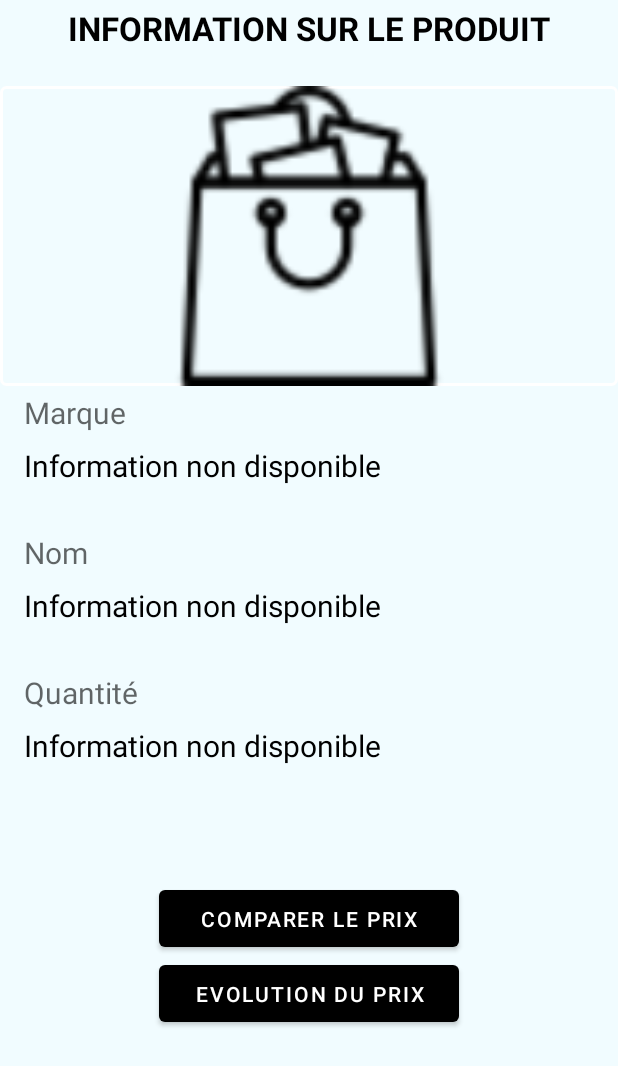
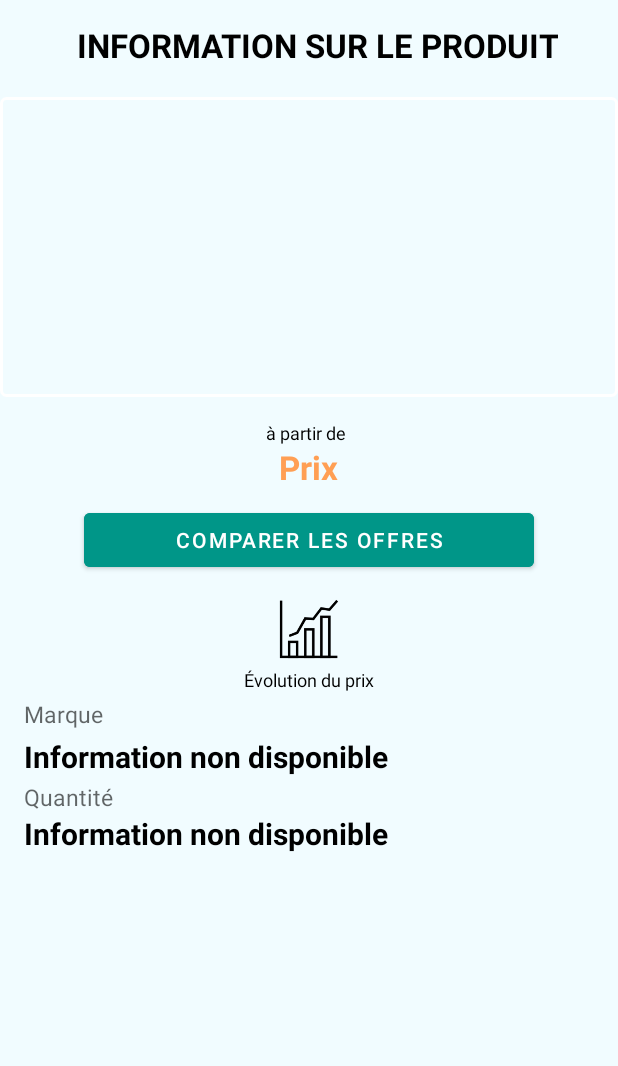
Before and after one commit to bzalugas/2021-l3ak1, an Android app: the ProduitInfoActivity screen opened directly, with no data from a screen before it, on a phone screen of 412 x 824 dp. Shown: the top 1066 px of the screen. Run offline under Robolectric (Android 15) with nearby library versions, the phone set to English and light mode, and no system bars; our stand-ins replace Picasso; libraries missing offline, so code that uses them is left out: com.journeyapps.barcodescanner; pictures from the network do not load; 1 statement that could not run was skipped.

Commit message:
merge desigin into majComparison

```diff
--- a/branches/majComparison/app/src/main/res/layout/activity_main.xml
+++ b/branches/majComparison/app/src/main/res/layout/activity_main.xml
@@ -1,5 +1,4 @@
 <?xml version="1.0" encoding="utf-8"?>
-
 <RelativeLayout xmlns:android="http://schemas.android.com/apk/res/android"
     xmlns:app="http://schemas.android.com/apk/res-auto"
     xmlns:tools="http://schemas.android.com/tools"
@@ -56,13 +55,11 @@
 
     <Button
         android:id="@+id/main_button_clear"
-        android:layout_width="wrap_content"
+        android:layout_width="140dp"
         android:layout_height="wrap_content"
         android:layout_alignParentStart="true"
-        android:layout_alignParentTop="true"
-        android:layout_marginStart="265dp"
-        android:layout_marginTop="8dp"
-        android:layout_marginEnd="25dp"
-        android:text="Effacer le cache" />
+        android:layout_alignStart="@id/main_button_scan"
+        android:layout_alignParentBottom="true"
+        android:text="Effacer l'historique" />
 
 </RelativeLayout>
--- a/branches/majComparison/app/src/main/res/layout/activity_produit_info.xml
+++ b/branches/majComparison/app/src/main/res/layout/activity_produit_info.xml
@@ -1,7 +1,6 @@
 <?xml version="1.0" encoding="utf-8"?>
 <LinearLayout
     xmlns:android="http://schemas.android.com/apk/res/android"
-    xmlns:app="http://schemas.android.com/apk/res-auto"
     xmlns:tools="http://schemas.android.com/tools"
     android:layout_width="match_parent"
     android:layout_height="match_parent"
@@ -10,38 +9,74 @@
     tools:context=".controller.ProduitInfoActivity"
     android:orientation="vertical">
 
-<!--    <EditText-->
-<!--        android:id="@+id/scan_edittext_image_path"-->
-<!--        android:layout_width="match_parent"-->
-<!--        android:layout_height="wrap_content"-->
-<!--        android:layout_marginStart="16dp"-->
-<!--        android:layout_marginEnd="16dp"-->
-<!--        android:layout_marginVertical="4dp"-->
-<!--        android:layout_gravity="center"-->
-<!--        android:hint="URL image du produit" />-->
-
-
     <TextView
-        android:id="@+id/scan_text_title"
+        android:id="@+id/scan_text_nom"
         android:layout_width="wrap_content"
         android:layout_height="wrap_content"
-        android:layout_marginTop="10dp"
-        android:layout_marginVertical="4dp"
+        android:layout_marginTop="15dp"
+        android:layout_marginStart="5dp"
         android:layout_gravity="center"
         android:textSize="22sp"
+        android:textAlignment="center"
         android:textColor="@color/black"
         android:text="INFORMATION SUR LE PRODUIT"
         android:textStyle="bold" />
 
     <ImageView
         android:id="@+id/scan_imageview"
+        android:layout_marginTop="20dp"
         android:layout_width="match_parent"
         android:layout_height="200dp"
-        android:layout_centerInParent="true"
-        android:layout_marginTop="20dp"
         android:adjustViewBounds="true"
-        android:background="@drawable/border"
-        app:srcCompat="@drawable/img_pannier" />
+        android:background="@drawable/border" />
+
+    <TextView
+        android:id="@+id/scan_textview_apartirde"
+        android:layout_width="wrap_content"
+        android:layout_height="wrap_content"
+        android:layout_marginTop="15dp"
+        android:layout_gravity="center"
+        android:textSize="12sp"
+        android:textColor="@color/black"
+        android:text="à partir de " />
+
+    <TextView
+        android:id="@+id/scan_text_prix"
+        android:layout_width="wrap_content"
+        android:layout_height="wrap_content"
+        android:layout_gravity="center"
+        android:textSize="22sp"
+        android:textColor="@color/orange"
+        android:text="Prix"
+        android:textStyle="bold" />
+
+    <Button
+        android:id="@+id/scan_button_comparaison_prix"
+        android:layout_width="300dp"
+        android:layout_height="wrap_content"
+        android:layout_marginTop="10dp"
+        android:layout_gravity="center_horizontal"
+        android:backgroundTint="@color/blue"
+        android:textColor="@color/white"
+        android:text="Comparer les offres" />
+
+    <Button
+        android:id="@+id/scan_button_evolution_prix"
+        android:layout_width="40dp"
+        android:layout_height="40dp"
+        android:layout_marginTop="15dp"
+        android:layout_gravity="center_horizontal"
+        android:background="@drawable/img_evolution" />
+
+    <TextView
+        android:id="@+id/scan_textview_evolutionprix"
+        android:layout_width="wrap_content"
+        android:layout_height="wrap_content"
+        android:layout_gravity="center"
+        android:textSize="12sp"
+        android:layout_marginTop="5dp"
+        android:textColor="@color/black"
+        android:text="Évolution du prix" />
 
     <TextView
         android:layout_width="wrap_content"
@@ -49,19 +84,19 @@
         android:layout_marginStart="16dp"
         android:layout_marginEnd="16dp"
         android:layout_marginVertical="4dp"
-        android:textSize="20sp"
+        android:textSize="15sp"
         android:textAlignment="textStart"
         android:hint="Marque "/>
 
     <TextView
         android:id="@+id/scan_text_marque"
         android:layout_width="match_parent"
-        android:layout_height="50dp"
+        android:layout_height="30dp"
         android:layout_marginStart="16dp"
         android:layout_marginEnd="16dp"
-        android:layout_marginVertical="4dp"
         android:layout_gravity="center"
         android:textSize="20sp"
+        android:textStyle="bold"
         android:textColor="@color/black"
         android:text="Information non disponible" />
 
@@ -70,56 +105,22 @@
             android:layout_height="wrap_content"
             android:layout_marginStart="16dp"
             android:layout_marginEnd="16dp"
-        android:layout_marginVertical="4dp"
-        android:textSize="20sp"
-        android:hint="Nom "/>
-
-    <TextView
-        android:id="@+id/scan_text_nom"
-        android:layout_width="match_parent"
-        android:layout_height="50dp"
-        android:layout_marginStart="16dp"
-        android:layout_marginEnd="16dp"
-        android:layout_marginVertical="4dp"
-        android:textSize="20sp"
-        android:layout_gravity="center"
-        android:textColor="@color/black"
-        android:text="Information non disponible" />
-
-    <TextView
-        android:layout_width="wrap_content"
-        android:layout_height="wrap_content"
-        android:layout_marginVertical="4dp"
-        android:layout_marginStart="16dp"
-        android:layout_marginEnd="16dp"
-        android:hint="Quantité"
+            android:textSize="15sp"
             android:textAlignment="textStart"
-        android:textSize="20sp" />
+            android:hint="Quantité"/>
 
         <TextView
             android:id="@+id/scan_text_quantite"
             android:layout_width="match_parent"
             android:layout_height="100dp"
+            android:layout_gravity="center"
             android:layout_marginStart="16dp"
             android:layout_marginEnd="16dp"
-        android:layout_marginVertical="4dp"
-        android:textSize="20sp"
             android:text="Information non disponible"
-        android:layout_gravity="center"
-        android:textColor="@color/black" />
+            android:textColor="@color/black"
+            android:textStyle="bold"
+            android:textSize="20sp" />
 
-    <Button
-        android:id="@+id/scan_button_comparaison_prix"
-        android:layout_width="200dp"
-        android:layout_height="50dp"
-        android:layout_gravity="center_horizontal"
-        android:text="Comparer le prix" />
 
-    <Button
-        android:id="@+id/scan_button_evolution_prix"
-        android:layout_width="200dp"
-        android:layout_height="50dp"
-        android:layout_gravity="center_horizontal"
-        android:text="Evolution du prix" />
 
     </LinearLayout>
--- a/branches/majComparison/app/src/main/res/layout/produit_one_line.xml
+++ b/branches/majComparison/app/src/main/res/layout/produit_one_line.xml
@@ -69,9 +69,22 @@
         android:id="@+id/produit_text_prix"
         android:layout_width="wrap_content"
         android:layout_height="wrap_content"
-        android:layout_marginStart="24dp"
+        android:layout_marginStart="16dp"
         android:layout_marginTop="8dp"
         android:text="prix"
+        android:textColor="@color/orange"
+        android:textStyle="bold"
+        app:layout_constraintStart_toStartOf="parent"
+        app:layout_constraintTop_toBottomOf="@+id/produit_image" />
+
+    <TextView
+        android:id="@+id/produit_text_euro"
+        android:layout_width="10dp"
+        android:layout_height="19dp"
+        android:layout_marginStart="40dp"
+        android:layout_marginTop="8dp"
+        android:text="€"
+        android:textColor="@color/orange"
         android:textStyle="bold"
         app:layout_constraintStart_toStartOf="parent"
         app:layout_constraintTop_toBottomOf="@+id/produit_image" />
--- a/branches/majComparison/app/src/main/res/values/colors.xml
+++ b/branches/majComparison/app/src/main/res/values/colors.xml
@@ -10,4 +10,5 @@
     <color name="blue">#009688</color>
     <color name="button">#009688</color>
     <color name="background">#F1FCFF</color>
+    <color name="orange">#FF9F54</color>
 </resources>
```
Also changed, not shown: branches/majComparison/app/src/main/res/drawable/img_evolution.png (added). Lines whose indentation alone changed are shown as unchanged.
